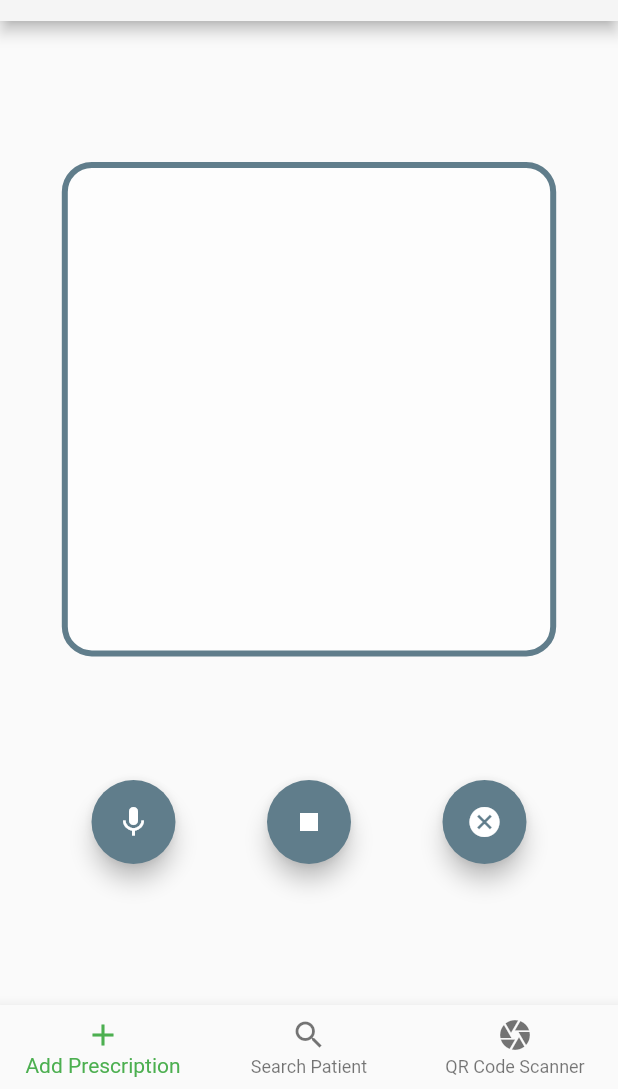
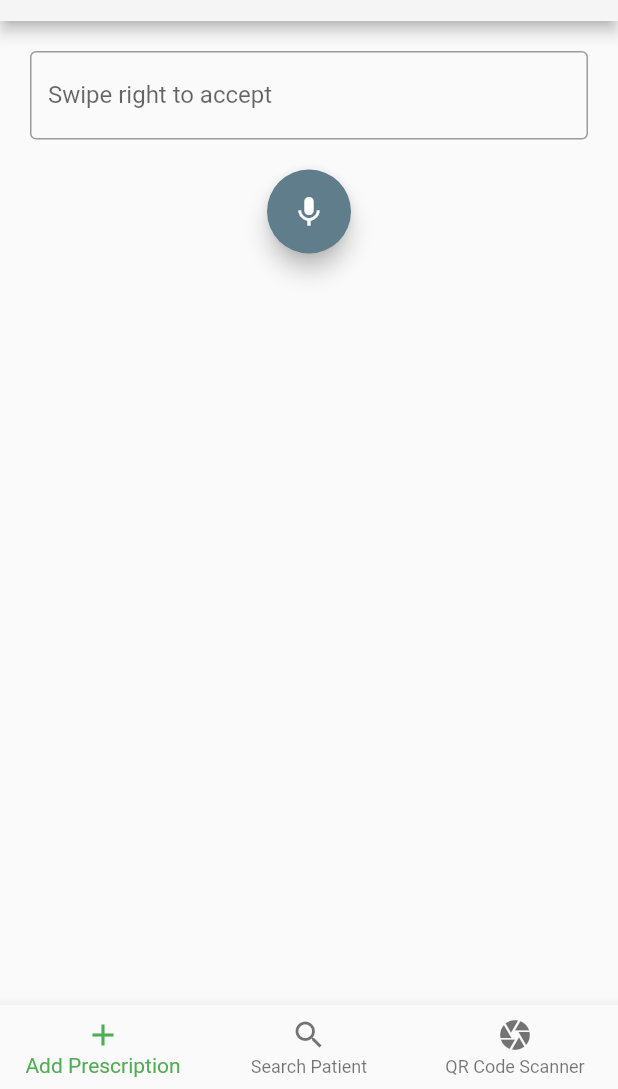
Before and after one commit to Harshana-S/Scribe_plus, a Flutter app: the screen it shows after launch, on a phone screen of 412 x 824 dp, the part 147-1236 px from its top. Run offline on Flutter 3.47's test engine with Material 2 defaults, Android fonts, the phone set to English and light mode, and no system bars; missing offline and left inert: clipboard_manager, qrscan, speech_recognition.

Commit message:
New prescription Screen

```diff
--- /dev/null
+++ b/voice_app/lib/NewPrescriptionTab.dart
@@ -0,0 +1,161 @@
+import 'package:flutter/material.dart';
+import 'package:flutter/widgets.dart';
+import 'package:speech_recognition/speech_recognition.dart';
+
+class NewPrescriptionTab extends StatefulWidget {
+  @override
+  _NewPrescriptionTabState createState() => _NewPrescriptionTabState();
+}
+
+class _NewPrescriptionTabState extends State<NewPrescriptionTab> {
+  SpeechRecognition _speechRecognition = SpeechRecognition();
+  bool _isListening = false;
+  bool _isAvailable=false;
+  String transcriptionText='';
+  String finalReport='';
+  bool _displayText=false;
+  TextEditingController transcriptionController;
+
+  @override
+  void initState() {
+    super.initState();
+    transcriptionController= TextEditingController();
+    initSpeechRecognizer();
+  }
+
+  void initSpeechRecognizer(){
+
+    _speechRecognition= SpeechRecognition();
+    _speechRecognition.setAvailabilityHandler((bool result)
+    => setState(() => _isAvailable = result));
+
+    _speechRecognition.setRecognitionStartedHandler(()
+    => setState(() => _isListening = true));
+
+    _speechRecognition.setRecognitionResultHandler((String text)
+    => setState((){
+       transcriptionText = text;
+       transcriptionController.text=transcriptionText;
+    }));
+
+    _speechRecognition.setRecognitionCompleteHandler(()
+    => setState(() => _isListening = false));
+
+    _speechRecognition//1st Launch- asking the user for audio permissions.
+        .activate()
+        .then((res) => setState(() => _isAvailable = res));
+  }
+  @override
+  Widget build(BuildContext context) {
+    return Scaffold(
+      appBar: new AppBar(
+      title: new Text("Add Prescription", style: new TextStyle(color: Colors.blueGrey),),
+      centerTitle: true,
+      backgroundColor: Colors.grey[100],
+    ),
+    body: SingleChildScrollView(
+      child: Column(
+        mainAxisAlignment: MainAxisAlignment.center,
+        children: <Widget>[
+          Container(
+            child: Column(
+              children: <Widget>[
+                Dismissible(
+                  key: UniqueKey(),
+                  background: Container(color: Colors.green),
+                  secondaryBackground: Container(color: Colors.red),
+                  child: new Padding(
+                    padding: EdgeInsets.all(20.0),
+                    child: new TextField(
+                            controller: transcriptionController,
+                            maxLines: null,
+                            decoration: InputDecoration(
+                              border: OutlineInputBorder(),
+                              labelText: 'Swipe right to accept',
+                            )
+                          ),
+                  ),
+                  onDismissed:(direction){
+                    switch (direction) {
+                      case DismissDirection.endToStart:
+                        setState(() {
+                          transcriptionController.text='';
+                        });
+                        break;
+                      case DismissDirection.startToEnd:
+                        setState(() {
+                          _displayText=true;
+                          finalReport=finalReport+' '+transcriptionController.text;
+                          transcriptionController.text='';
+                        });
+                        break;
+                      default:
+                      print(direction);
+                    }
+                  },
+                ),
+                _isListening?
+                FloatingActionButton(
+                child: Icon(Icons.stop),
+                backgroundColor:Colors.blueGrey,
+                onPressed: (){
+                  if(_isListening){
+                    _speechRecognition.stop().then((result)=> setState((){
+                      _isListening = result;
+                    }));
+                  }
+                },
+                ):
+                FloatingActionButton(
+                  child: Icon(Icons.mic),
+                  backgroundColor: Colors.blueGrey,
+                  onPressed: (){
+                    if(_isAvailable && !_isListening){
+                      _speechRecognition.listen(locale: "en_IN").then((result){
+                        print(result);
+                      setState(() {
+                        print(result);
+                        transcriptionText=result;
+                        transcriptionController.text=transcriptionText;
+                      });
+                    });
+                  }}),
+              ],
+            ),
+          ),
+        _displayText? Padding(
+          padding: EdgeInsets.all(20.0),
+          child: Column(
+            mainAxisAlignment: MainAxisAlignment.spaceEvenly,
+            children: <Widget>[
+              Text("Prescription"),
+              Card(
+              color: Colors.blueGrey[150],
+              elevation: 20.0,
+              child: Padding(
+                padding: EdgeInsets.all(20.0),
+                child: Text(finalReport),
+              ),
+            ),
+            RaisedButton(
+              child: Text("Generate Report",style: TextStyle(
+                color: Colors.white
+              ),),
+              color: Colors.green[300],
+              onPressed: (){
+                print("Generate Report");
+              },
+            )
+            ],
+          )
+        ) : SizedBox(width: 10.0,)
+
+        ],
+      ),
+    ),
+
+
+
+    );
+  }
+}
--- a/voice_app/lib/main.dart
+++ b/voice_app/lib/main.dart
@@ -1,7 +1,7 @@
 import 'package:flutter/cupertino.dart';
 import 'package:flutter/foundation.dart';
 import 'package:flutter/material.dart';
-import 'package:voice_app/AddPrescriptionTab.dart';
+import 'package:voice_app/NewPrescriptionTab.dart';
 import 'package:voice_app/ScanQRTab.dart';
 import 'package:voice_app/SearchPatientsTab.dart';
 
@@ -40,7 +40,7 @@ class _VoiceHomeState extends State<VoiceHome> with SingleTickerProviderStateMix
   TabController _tabController;
   int currentTabIndex=0;
   List<Widget> tabs=[
-    AddPrescriptionTab(),
+    NewPrescriptionTab(),
     SearchPatientsTab(),
     ScanQRTab()
   ];
```
Also changed, not shown: voice_app/lib/AddPrescriptionTab.dart (+14 -0 lines).
